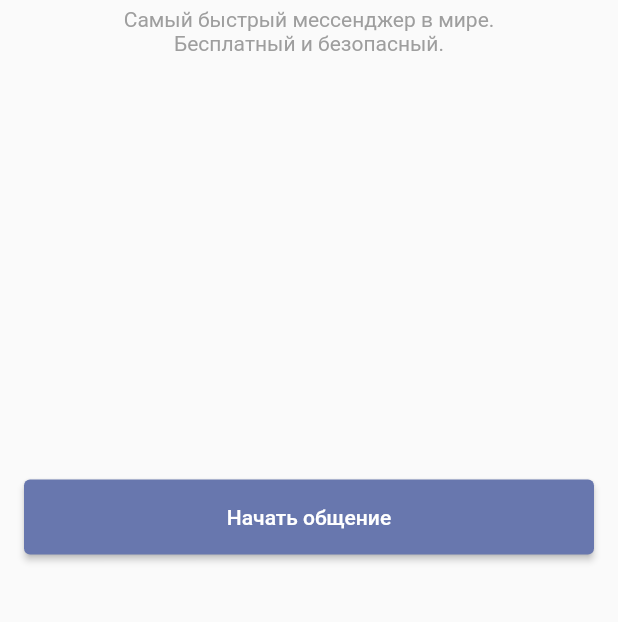
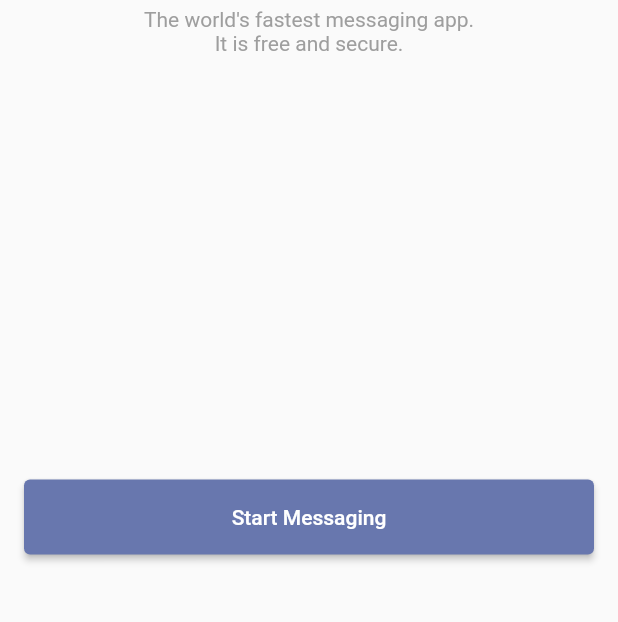
Before and after one commit to SakharovDN/TelegramCloneMobile, a Flutter app: the screen it shows after launch, on a phone screen of 412 x 824 dp, the part 540-1162 px from its top. Run offline on Flutter 3.47's test engine with Material 2 defaults, Android fonts, the phone set to English and light mode, and no system bars; our stand-ins replace shimmer_animation; generated files the repository leaves out were written again.

Commit message:
added intl

```diff
--- /dev/null
+++ b/mobile_client/l10n.yaml
@@ -0,0 +1,3 @@
+arb-dir: lib/l10n
+template-arb-file: app_en.arb
+output-localization-file: app_localizations.dart
--- /dev/null
+++ b/mobile_client/lib/l10n/app_en.arb
@@ -0,0 +1,7 @@
+{
+    "appDescription": "The world's fastest messaging app.\nIt is free and secure.",
+    "startMessaging": "Start Messaging",
+    "email": "E-mail",
+    "password": "Password",
+    "enterYourEmailAndPassword": "Enter your e-mail and password"
+}
--- a/mobile_client/lib/main.dart
+++ b/mobile_client/lib/main.dart
@@ -1,4 +1,5 @@
 import 'package:flutter/material.dart';
+import 'package:flutter_gen/gen_l10n/app_localizations.dart';
 import 'package:telegram_clone/ui/routes/app_router.dart';
 import 'package:telegram_clone/ui/widgets/views/welcome_view.dart';
 
@@ -13,8 +14,13 @@ class MyApp extends StatelessWidget {
   @override
   Widget build(BuildContext context) {
     return MaterialApp(
-      title: 'Flutter Demo',
+      title: 'Telegram Clone',
       theme: ThemeData(primaryColor: const Color(0xff6877ae)),
+      localizationsDelegates: AppLocalizations.localizationsDelegates,
+      supportedLocales: const [
+        Locale('en', ''),
+        Locale('ru', ''),
+      ],
       home: const WelcomeView(),
       onGenerateRoute: _router.onGenerateRoute,
       initialRoute: AppRouter.welcomeView,
--- a/mobile_client/lib/ui/widgets/views/welcome_view.dart
+++ b/mobile_client/lib/ui/widgets/views/welcome_view.dart
@@ -1,4 +1,5 @@
 import 'package:flutter/material.dart';
+import 'package:flutter_gen/gen_l10n/app_localizations.dart';
 import 'package:shimmer_animation/shimmer_animation.dart';
 import 'package:telegram_clone/resources/resources.dart';
 import 'package:telegram_clone/ui/routes/app_router.dart';
@@ -24,7 +25,7 @@ class WelcomeView extends StatelessWidget {
             ),
             const SizedBox(height: 5),
             Text(
-              'Самый быстрый мессенджер в мире.\nБесплатный и безопасный.',
+              AppLocalizations.of(context)!.appDescription,
               textAlign: TextAlign.center,
               style: theme.textTheme.bodyMedium?.copyWith(color: Colors.grey),
             ),
@@ -38,15 +39,12 @@ class WelcomeView extends StatelessWidget {
                   duration: const Duration(seconds: 3),
                   interval: const Duration(seconds: 1),
                   colorOpacity: 0.2,
-                  child: Hero(
-                    tag: 'qwe',
-                    child: ElevatedButton(
-                      onPressed: () => Navigator.of(context).pushReplacementNamed(AppRouter.authView),
-                      style: ElevatedButton.styleFrom(
-                        backgroundColor: theme.primaryColor,
-                      ),
-                      child: const Text('Начать общение'),
+                  child: ElevatedButton(
+                    onPressed: () => Navigator.of(context).pushReplacementNamed(AppRouter.authView),
+                    style: ElevatedButton.styleFrom(
+                      backgroundColor: theme.primaryColor,
                     ),
+                    child: Text(AppLocalizations.of(context)!.startMessaging),
                   ),
                 ),
               ),
```
Also changed, not shown: mobile_client/lib/l10n/app_ru.arb (added, +7 -0 lines), mobile_client/lib/ui/widgets/views/auth_view.dart (+5 -3 lines), mobile_client/pubspec.yaml (+6 -65 lines), mobile_client/pubspec.lock.
